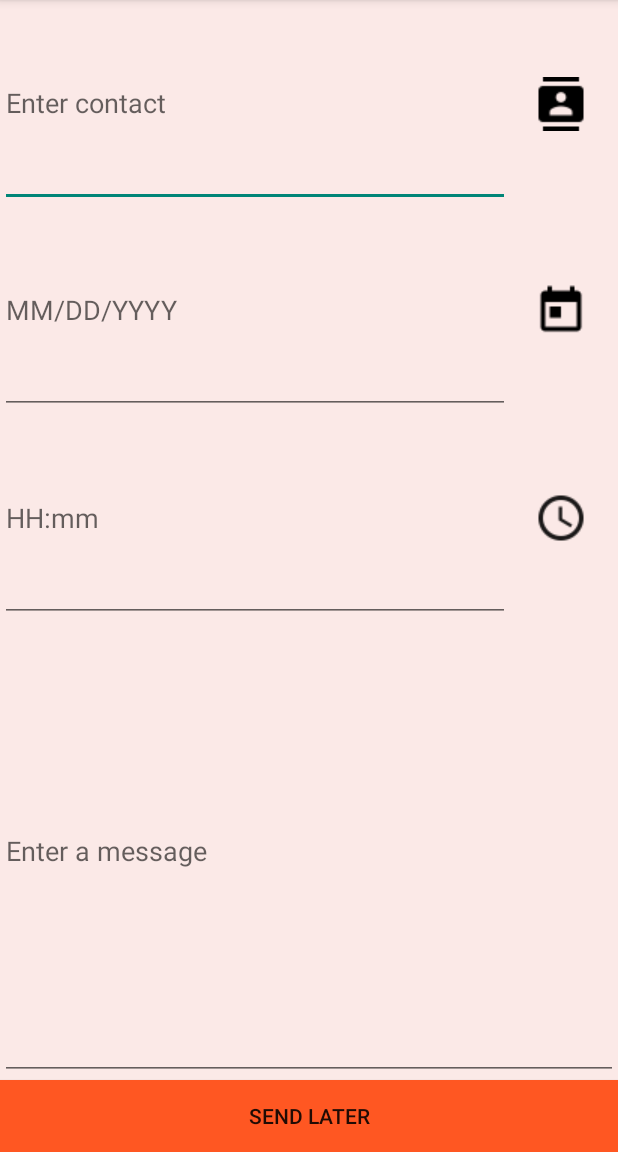
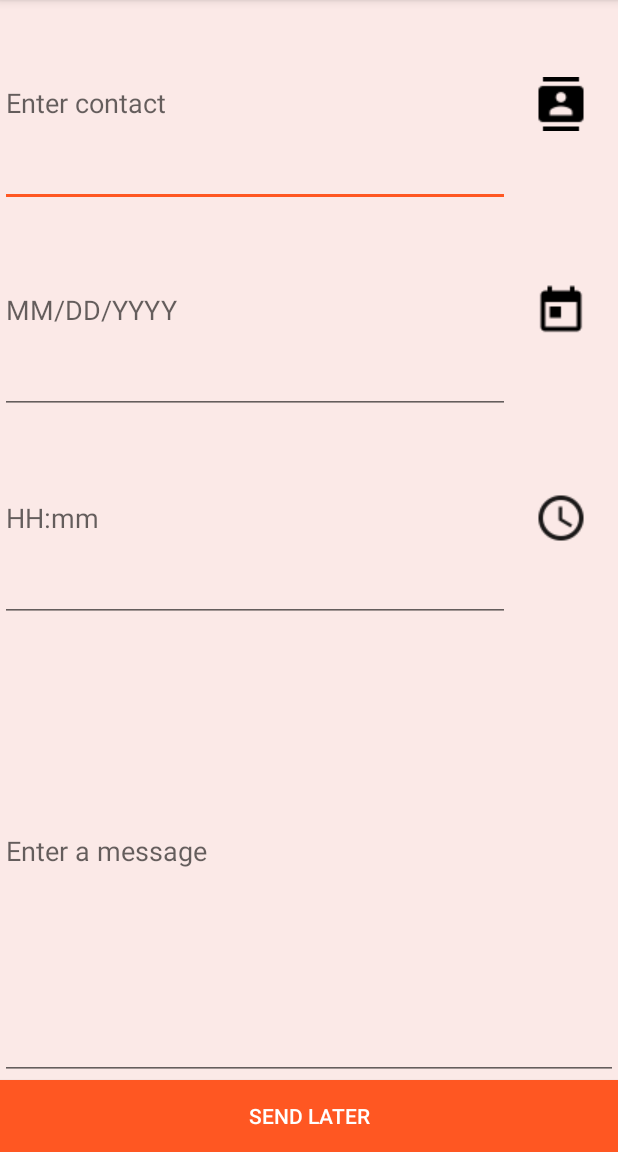
Before and after one commit to AnaxAndrade/FutureText, an Android app: the screen it shows after launch (InputActivity), on a phone screen of 412 x 824 dp, the part 84-1236 px from its top. Run offline under Robolectric (Android 15) with nearby library versions, the phone set to English and light mode, and no system bars.

Commit message:
more UI. Doesn't work on kitkat anymore...

```diff
--- a/app/build.gradle
+++ b/app/build.gradle
@@ -6,7 +6,7 @@ android {
 
     defaultConfig {
         applicationId "com.mycompany.futuretext"
-        minSdkVersion 16
+        minSdkVersion 21
         targetSdkVersion 22
         versionCode 1
         versionName "1.0"
@@ -23,5 +23,4 @@ dependencies {
     compile fileTree(dir: 'libs', include: ['*.jar'])
     compile 'com.android.support:appcompat-v7:22.2.0'
     compile 'com.android.support:support-v4:22.2.0'
-    compile 'com.wdullaer:materialdatetimepicker:1.4.2'
 }
--- a/app/src/main/res/layout/activity_input.xml
+++ b/app/src/main/res/layout/activity_input.xml
@@ -23,7 +23,6 @@
             android:src="@drawable/ic_contacts_black_24dp"
             android:contentDescription="@string/pick_contacts"
             android:layout_centerVertical="true"
-            android:layout_alignParentRight="true"
             android:layout_alignParentEnd="true"
             android:background="@color/Background"
             android:onClick="pickContact"/>
@@ -49,7 +48,6 @@
             android:src="@drawable/ic_today_black_24dp"
             android:contentDescription="@string/pick_contacts"
             android:layout_centerVertical="true"
-            android:layout_alignParentRight="true"
             android:layout_alignParentEnd="true"
             android:background="@color/Background"
             android:onClick="showDateDialog"/>
@@ -74,7 +72,6 @@
             android:src="@drawable/ic_schedule_black_24dp"
             android:contentDescription="@string/pick_contacts"
             android:layout_centerVertical="true"
-            android:layout_alignParentRight="true"
             android:layout_alignParentEnd="true"
             android:background="@color/Background"
             android:onClick="showTimeDialog"/>
@@ -97,5 +94,6 @@
         android:layout_height="wrap_content"
         android:text="@string/button_sendLater"
         android:background="@color/ActionBar"
+        android:textColor="#FFFFFF"
         android:onClick="sendDelayedMessage"/>
 </LinearLayout>
--- a/app/src/main/res/values/colors.xml
+++ b/app/src/main/res/values/colors.xml
@@ -2,5 +2,5 @@
 <resources>
     <color name="ActionBar">#FF5722</color>
     <color name="Background">#FBE9E7</color>
-    <color name="StatBar">#F4511E</color>
+    <color name="StatBar">#FF8A65</color>
 </resources>
--- a/app/src/main/res/values/strings.xml
+++ b/app/src/main/res/values/strings.xml
@@ -12,6 +12,9 @@
     <string name="to_messagearchives">Archive</string>
     <string name="pick_contacts">pick from contacts</string>
     <string name="hello_world">Hello world!</string>
+    <string name="delete_pending_message">Delete</string>
+    <string name="dont_delete_pending_message">Cancel</string>
+    <string name="delete_dialog">Would you like to delete this pending message?</string>
 
     <string name="send_time">Set Time</string>
 </resources>
--- a/app/src/main/res/values/styles.xml
+++ b/app/src/main/res/values/styles.xml
@@ -2,13 +2,9 @@
 
     <!-- Base application theme. -->
     <style name="AppTheme" parent="Theme.AppCompat.Light.DarkActionBar">
-        <!-- Customize your theme here. -->
-        <item name="android:actionBarStyle">@style/ActionBar</item>
-        <item name="actionBarStyle">@style/ActionBar</item>
-    </style>
-    <style name="ActionBar" parent="Widget.AppCompat.ActionBar">
-        <item name="android:background">@color/ActionBar</item>
-        <item name="background">@color/ActionBar</item>
+        <item name="colorPrimaryDark">@color/StatBar</item>
+        <item name="colorPrimary">@color/ActionBar</item>
+        <item name="colorAccent">@color/ActionBar</item>
     </style>
 
 </resources>
```
Also changed, not shown: app/src/main/java/com/mycompany/futuretext/InputActivity.java (+11 -5 lines), 1 other file.
